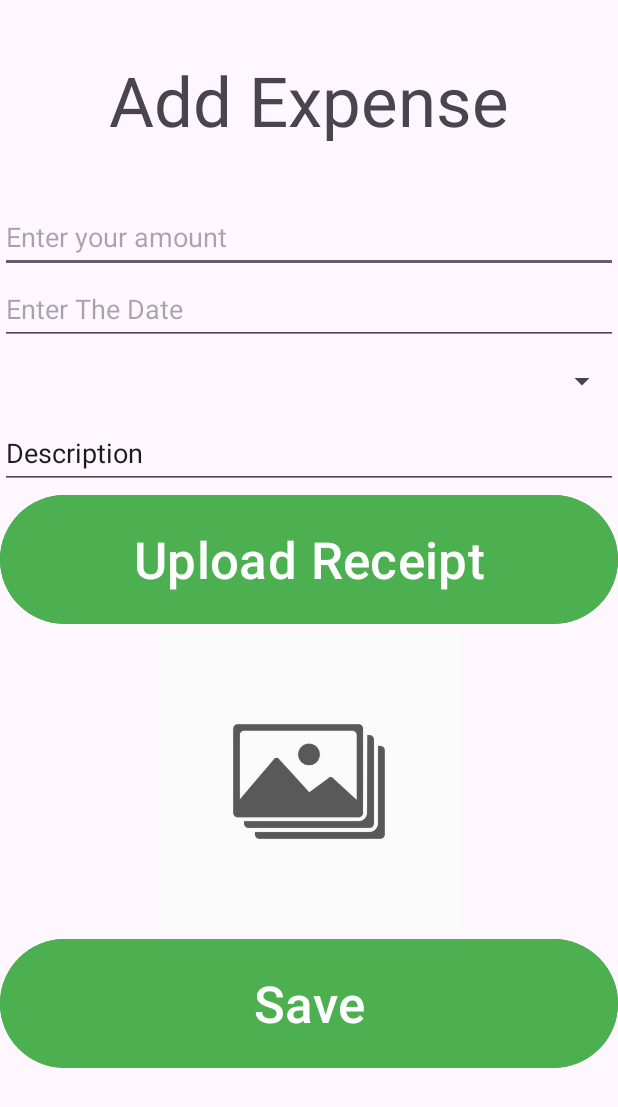
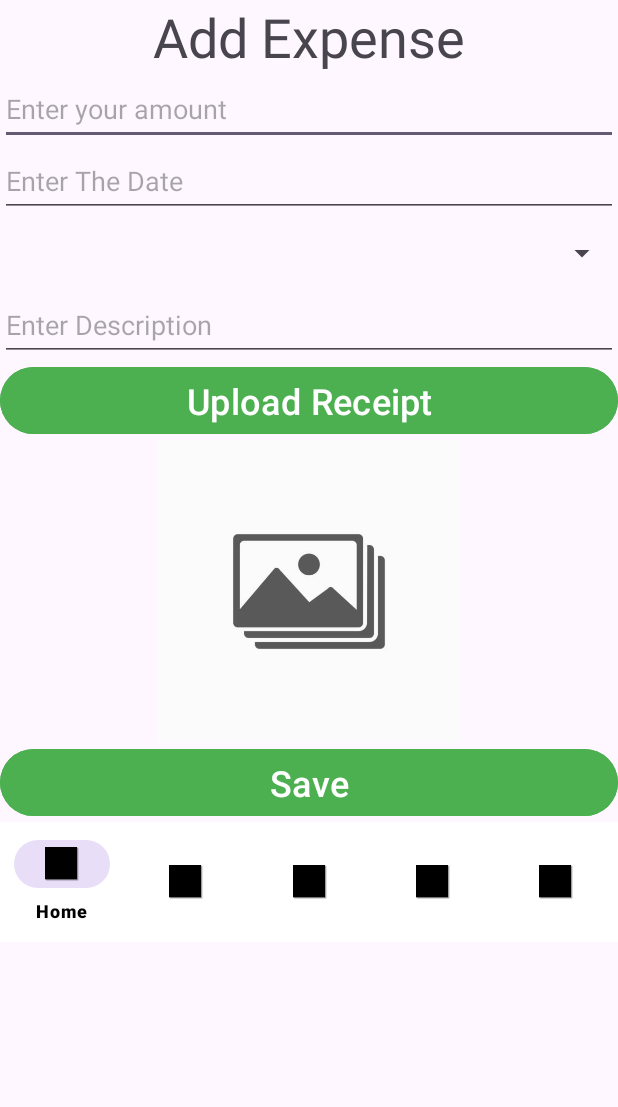
Before and after one commit to LiamB1017/BudgetTrackerPOE, an Android app: the layout activity_add_expense.xml on its own in the app's theme, with its tools: preview values and no code run, on a phone screen of 412 x 824 dp. Shown: the top 1107 px of the screen. Run offline under Robolectric (Android 15) with nearby library versions, the phone set to English and light mode, and no system bars.

Commit message:
Login/Category

```diff
--- a/app/src/main/res/layout/activity_add_expense.xml
+++ b/app/src/main/res/layout/activity_add_expense.xml
@@ -6,22 +6,20 @@
     android:layout_width="match_parent"
     android:layout_height="match_parent"
     android:orientation="vertical"
-    tools:ignore="ExtraText">
+    tools:context=".AddExpenseActivity">
 
     <TextView
         android:id="@+id/textView8"
         android:layout_width="match_parent"
-        android:layout_height="134dp"
+        android:layout_height="wrap_content"
         android:gravity="center"
         android:text="Add Expense"
-        android:textSize="46sp" />
+        android:textSize="36sp" />
 
     <EditText
         android:id="@+id/editTextNumber"
         android:layout_width="match_parent"
         android:layout_height="wrap_content"
-        android:ems="10"
-        android:gravity="center_vertical"
         android:hint="Enter your amount"
         android:inputType="number"
         android:minHeight="48dp" />
@@ -30,39 +28,32 @@
         android:id="@+id/editTextDate"
         android:layout_width="match_parent"
         android:layout_height="wrap_content"
-        android:ems="10"
         android:hint="Enter The Date"
-        android:minHeight="48dp"
-        android:inputType="date" />
+        android:inputType="date"
+        android:minHeight="48dp" />
 
     <Spinner
         android:id="@+id/spinner2"
         android:layout_width="match_parent"
         android:layout_height="wrap_content"
-        android:hint="Category"
         android:minHeight="48dp" />
 
     <EditText
         android:id="@+id/editTextText3"
         android:layout_width="match_parent"
         android:layout_height="wrap_content"
-        android:ems="10"
         android:hint="Enter Description"
         android:inputType="text"
-        android:minHeight="48dp"
-        android:text="Description" />
+        android:minHeight="48dp" />
 
     <Button
-        android:id="@+id/button"
+        android:id="@+id/button_upload_receipt"
         android:layout_width="match_parent"
-        android:layout_height="94dp"
+        android:layout_height="wrap_content"
         android:backgroundTint="#4CAF50"
         android:text="Upload Receipt"
         android:textColor="@android:color/white"
-        android:textSize="34sp" />
-
-    <!-- optional placeholder -->
-
+        android:textSize="24sp" />
 
     <ImageView
         android:id="@+id/imageView3"
@@ -71,13 +62,20 @@
         app:srcCompat="@drawable/img" />
 
     <Button
-        android:id="@+id/button"
+        android:id="@+id/button_save"
         android:layout_width="match_parent"
-        android:layout_height="94dp"
+        android:layout_height="wrap_content"
         android:backgroundTint="#4CAF50"
         android:text="Save"
         android:textColor="@android:color/white"
-        android:textSize="34sp"
-        tools:ignore="DuplicateIds" />
+        android:textSize="24sp" />
 
+    <com.google.android.material.bottomnavigation.BottomNavigationView
+        android:id="@+id/bottomNavigationView"
+        android:layout_width="match_parent"
+        android:layout_height="wrap_content"
+        android:background="@android:color/white"
+        app:itemIconTint="@android:color/black"
+        app:itemTextColor="@android:color/black"
+        app:menu="@menu/bottom_nav_menu" />
 </LinearLayout>
--- /dev/null
+++ b/app/src/main/res/menu/bottom_nav_menu.xml
@@ -0,0 +1,27 @@
+<?xml version="1.0" encoding="utf-8"?>
+<menu xmlns:android="http://schemas.android.com/apk/res/android">
+    <item
+        android:id="@+id/nav_home"
+        android:icon="@drawable/imglogo"
+        android:title="Home" />
+
+    <item
+        android:id="@+id/nav_add_expense"
+        android:icon="@drawable/imglogo"
+        android:title="Add Expense" />
+
+    <item
+        android:id="@+id/nav_category"
+        android:icon="@drawable/imglogo"
+        android:title="Category" />
+
+    <item
+        android:id="@+id/nav_expense_history"
+        android:icon="@drawable/imglogo"
+        android:title="Expense History" />
+
+    <item
+        android:id="@+id/nav_reports"
+        android:icon="@drawable/imglogo"
+        android:title="Reports" />
+</menu>
--- a/gradle/libs.versions.toml
+++ b/gradle/libs.versions.toml
@@ -1,5 +1,5 @@
 [versions]
-agp = "8.8.1"
+agp = "8.9.2"
 kotlin = "1.9.24"
 coreKtx = "1.15.0"
 junit = "4.13.2"
```
Also changed, not shown: app/build.gradle.kts (+6 -1 lines), app/src/main/AndroidManifest.xml (+14 -3 lines), app/src/main/java/AddExpenseActivity.kt (added, +53 -0 lines), app/src/main/java/CategoryActivity.kt (added, +67 -0 lines), app/src/main/java/DashboardActivity.kt (added, +47 -0 lines), app/src/main/java/ExpenseHistoryActivity.kt (added, +47 -0 lines), app/src/main/java/LoginActivity.kt (+33 -6 lines), app/src/main/java/ReportsActivity.kt (added, +47 -0 lines), app/src/main/res/layout/activity_category.xml (+34 -13 lines), app/src/main/res/layout/activity_dashboard.xml (renamed from app/src/main/res/layout/activitiy_dashboard.xml, +17 -15 lines), app/src/main/res/layout/activity_expense_history.xml (+10 -0 lines), app/src/main/res/layout/activity_login.xml (+12 -2 lines), app/src/main/res/layout/activity_reports.xml (+12 -1 lines), gradle/wrapper/gradle-wrapper.properties.
